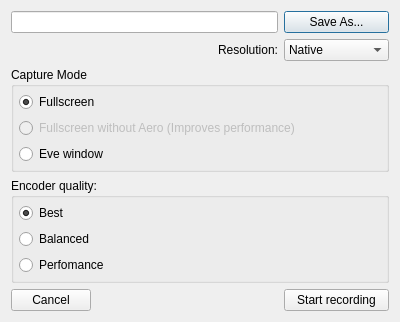
Qt form src/videorecordingdialog.ui (networkoptix/nx_open) before a commit.
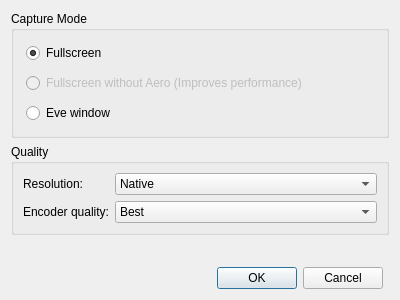
The same form after that commit.

Commit message:
Rewritten recording to simplify ui
<==== Mercurial data ====>
Branch: master

The edit to the form file:
```diff
--- a/src/videorecordingdialog.ui
+++ b/src/videorecordingdialog.ui
@@ -14,17 +14,23 @@
    <string>Dialog</string>
   </property>
   <layout class="QGridLayout" name="gridLayout">
-   <item row="0" column="0" colspan="2">
-    <widget class="QLineEdit" name="fileLineEdit"/>
-   </item>
-   <item row="0" column="2">
-    <widget class="QPushButton" name="saveAsButton">
+   <item row="2" column="0" colspan="3">
+    <widget class="QGroupBox" name="groupBox">
+     <property name="title">
+      <string>Quality</string>
+     </property>
+     <layout class="QFormLayout" name="formLayout">
+      <item row="0" column="0">
+       <widget class="QLabel" name="label">
      <property name="text">
-      <string>Save As...</string>
+         <string>Resolution:</string>
+        </property>
+        <property name="alignment">
+         <set>Qt::AlignRight|Qt::AlignTrailing|Qt::AlignVCenter</set>
      </property>
     </widget>
    </item>
-   <item row="1" column="2">
+      <item row="0" column="1">
     <widget class="QComboBox" name="resolutionComboBox">
      <item>
       <property name="text">
@@ -53,14 +59,49 @@
      </item>
     </widget>
    </item>
-   <item row="2" column="0" colspan="3">
+      <item row="1" column="0">
+       <widget class="QLabel" name="label_2">
+        <property name="text">
+         <string>Encoder quality:</string>
+        </property>
+        <property name="alignment">
+         <set>Qt::AlignRight|Qt::AlignTrailing|Qt::AlignVCenter</set>
+        </property>
+       </widget>
+      </item>
+      <item row="1" column="1">
+       <widget class="QComboBox" name="qualityComboBox">
+        <item>
+         <property name="text">
+          <string>Best</string>
+         </property>
+        </item>
+        <item>
+         <property name="text">
+          <string>Balanced</string>
+         </property>
+        </item>
+        <item>
+         <property name="text">
+          <string>Performance</string>
+         </property>
+        </item>
+       </widget>
+      </item>
+     </layout>
+    </widget>
+   </item>
+   <item row="0" column="0" colspan="3">
     <widget class="QGroupBox" name="groupBox_2">
      <property name="title">
       <string>Capture Mode</string>
      </property>
      <layout class="QVBoxLayout" name="verticalLayout_2">
+      <property name="spacing">
+       <number>10</number>
+      </property>
       <property name="margin">
-       <number>5</number>
+       <number>12</number>
       </property>
       <item>
        <widget class="QRadioButton" name="fullscreenButton">
@@ -95,82 +136,23 @@
      </layout>
     </widget>
    </item>
-   <item row="3" column="0" colspan="3">
-    <widget class="QGroupBox" name="groupBox">
-     <property name="title">
-      <string>Encoder quality:</string>
-     </property>
-     <layout class="QVBoxLayout" name="verticalLayout">
-      <property name="margin">
-       <number>5</number>
-      </property>
-      <item>
-       <widget class="QRadioButton" name="bestButton">
-        <property name="text">
-         <string>Best</string>
-        </property>
-        <property name="checked">
-         <bool>true</bool>
-        </property>
-       </widget>
-      </item>
-      <item>
-       <widget class="QRadioButton" name="balancedButton">
-        <property name="text">
-         <string>Balanced</string>
-        </property>
-       </widget>
-      </item>
-      <item>
-       <widget class="QRadioButton" name="PerformanceButton">
-        <property name="text">
-         <string>Perfomance</string>
-        </property>
-       </widget>
-      </item>
-     </layout>
-    </widget>
-   </item>
-   <item row="4" column="0">
-    <widget class="QPushButton" name="cancelButton">
-     <property name="sizePolicy">
-      <sizepolicy hsizetype="Minimum" vsizetype="Minimum">
-       <horstretch>0</horstretch>
-       <verstretch>0</verstretch>
-      </sizepolicy>
-     </property>
-     <property name="text">
-      <string>Cancel</string>
-     </property>
-    </widget>
-   </item>
-   <item row="4" column="2">
-    <widget class="QPushButton" name="startRecordingButton">
-     <property name="text">
-      <string>Start recording</string>
-     </property>
-    </widget>
-   </item>
-   <item row="4" column="1">
-    <spacer name="horizontalSpacer">
+   <item row="3" column="1">
+    <spacer name="verticalSpacer">
      <property name="orientation">
-      <enum>Qt::Horizontal</enum>
+      <enum>Qt::Vertical</enum>
      </property>
      <property name="sizeHint" stdset="0">
       <size>
-       <width>40</width>
-       <height>20</height>
+       <width>20</width>
+       <height>0</height>
       </size>
      </property>
     </spacer>
    </item>
-   <item row="1" column="1">
-    <widget class="QLabel" name="label">
-     <property name="text">
-      <string>Resolution:</string>
-     </property>
-     <property name="alignment">
-      <set>Qt::AlignRight|Qt::AlignTrailing|Qt::AlignVCenter</set>
+   <item row="4" column="1">
+    <widget class="QDialogButtonBox" name="buttonBox">
+     <property name="standardButtons">
+      <set>QDialogButtonBox::Cancel|QDialogButtonBox::Ok</set>
      </property>
     </widget>
    </item>
```
Left out of the diff: 30 changed lines with no effect on the pictures. Lines whose indentation alone changed are shown as unchanged. The commit also changes 6 other files.
